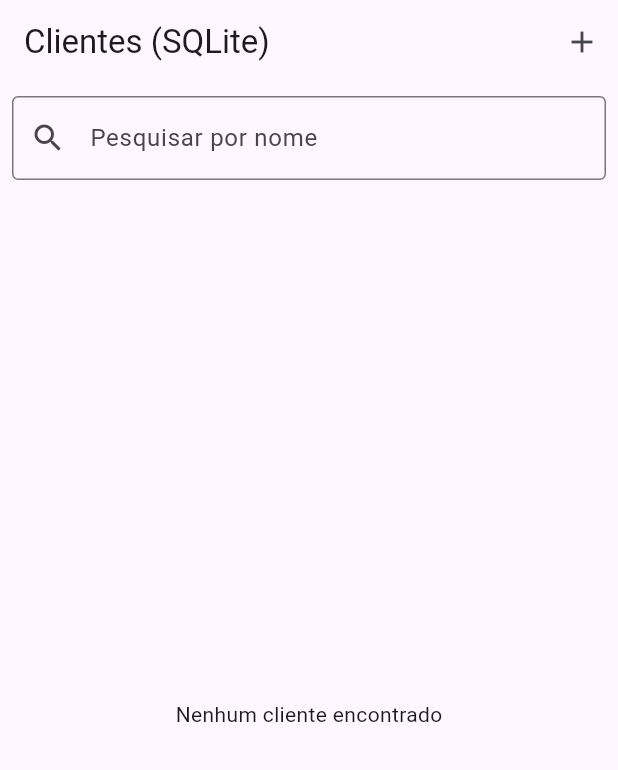
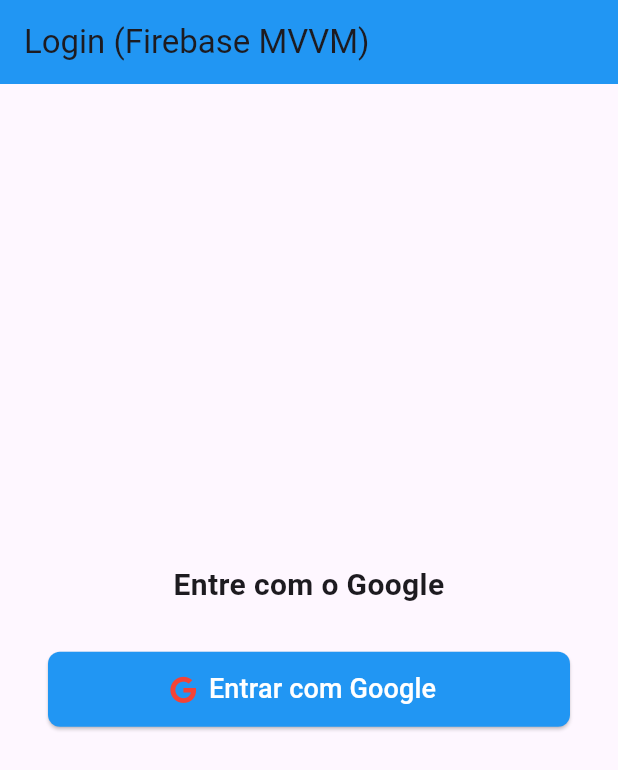
Before and after one commit to Sorgetz/trab-dispotivos-moveis, a Flutter app: the screen it shows after launch, on a phone screen of 412 x 824 dp. Shown: the top 770 px of the screen. Run offline on Flutter 3.47's test engine with Material 3 defaults, Android fonts, the phone set to English and light mode, and no system bars; our stand-ins replace cloud_firestore, firebase_auth, firebase_core, font_awesome_flutter, google_sign_in, shared_preferences and 1 more; accounts and stored records are empty.

Commit message:
add auth

```diff
--- a/lib/main.dart
+++ b/lib/main.dart
@@ -1,10 +1,11 @@
-import 'package:exdb/repository/local/local_cidade_repository.dart';
+import 'package:exdb/service/auth_service.dart';
 import 'package:exdb/view/lista_cliente.dart';
+import 'package:exdb/view/login_view.dart';
 import 'package:exdb/viewmodel/cidade_viewmodel.dart';
+import 'package:exdb/viewmodel/login_viewmodel.dart';
 import 'package:flutter/material.dart';
 import 'package:provider/provider.dart';
 import 'viewmodel/cliente_viewmodel.dart';
-import 'repository/local/local_cliente_repository.dart';
 import 'db/db_helper.dart';
 import 'package:firebase_core/firebase_core.dart';
 import 'firebase_options.dart';
@@ -13,19 +14,13 @@ Future<void> main() async {
   WidgetsFlutterBinding.ensureInitialized();
 
   await DatabaseHelper.instance.database;
-  await Firebase.initializeApp(
-    options: DefaultFirebaseOptions.currentPlatform,
-  );
+  await Firebase.initializeApp(options: DefaultFirebaseOptions.currentPlatform);
 
   runApp(
     MultiProvider(
       providers: [
-        ChangeNotifierProvider(
-          create: (_) => ClienteViewModel(),
-        ),
-        ChangeNotifierProvider(
-          create: (_) => CidadeViewModel(),
-        ),
+        ChangeNotifierProvider(create: (_) => ClienteViewModel()),
+        ChangeNotifierProvider(create: (_) => CidadeViewModel()),
       ],
       child: const MyApp(),
     ),
@@ -37,10 +32,28 @@ class MyApp extends StatelessWidget {
 
   @override
   Widget build(BuildContext context) {
-    return MaterialApp(
-      title: 'Cadastro de Clientes (MVVM + SQLite)',
-      theme: ThemeData(primarySwatch: Colors.blue),
-      home: const ListaClientesPage(),
+    return ChangeNotifierProvider(
+      create: (context) => LoginViewModel(authService: AuthService()),
+      child: MaterialApp(
+        title: 'Cadastro de Clientes (MVVM + SQLite)',
+        theme: ThemeData(primarySwatch: Colors.blue),
+        home: AuthWrapper(),
+      ),
     );
   }
 }
+
+class AuthWrapper extends StatelessWidget {
+  const AuthWrapper({super.key});
+
+  @override
+  Widget build(BuildContext context) {
+    final viewModel = context.watch<LoginViewModel>();
+
+    if (viewModel.isAuthenticated) {
+      return const ListaClientesPage();
+    } else {
+      return const LoginPage();
+    }
+  }
+}
--- /dev/null
+++ b/lib/model/user.dart
@@ -0,0 +1,14 @@
+class User {
+  String name;
+  String password;
+
+  User({required this.name, required this.password});
+
+  User.fromMap(Map<String, dynamic> map)
+    : name = map["name"],
+      password = map["password"];
+
+  Map<String, dynamic> toMap() {
+    return {"name": name, "password": password};
+  }
+}
--- /dev/null
+++ b/lib/service/auth_service.dart
@@ -0,0 +1,54 @@
+// lib/auth/auth_service.dart
+import 'package:firebase_auth/firebase_auth.dart';
+import 'package:google_sign_in/google_sign_in.dart';
+
+// 👤 Interface para o serviço de autenticação
+abstract class BaseAuthService {
+  User? get currentUser;
+  Future<UserCredential> signInWithGoogle();
+  // Você pode adicionar mais métodos aqui: signInWithEmail, signUp, signOut, etc.
+}
+
+class AuthService implements BaseAuthService {
+  final FirebaseAuth _firebaseAuth = FirebaseAuth.instance;
+  final GoogleSignIn _googleSignIn = GoogleSignIn();
+
+  @override
+  User? get currentUser => _firebaseAuth.currentUser;
+
+  @override
+  Future<UserCredential> signInWithGoogle() async {
+    try {
+      // 1. Inicia o fluxo de autenticação do Google
+      final GoogleSignInAccount? googleUser = await _googleSignIn.signIn();
+
+      if (googleUser == null) {
+        // Usuário cancelou o login
+        throw Exception('Login com Google cancelado pelo usuário.');
+      }
+
+      // 2. Obtém os detalhes de autenticação do Google
+      final GoogleSignInAuthentication googleAuth =
+          await googleUser.authentication;
+
+      // 3. Cria uma credencial do Firebase a partir do token do Google
+      final AuthCredential credential = GoogleAuthProvider.credential(
+        accessToken: googleAuth.accessToken,
+        idToken: googleAuth.idToken,
+      );
+
+      // 4. Faz login no Firebase com a credencial
+      return await _firebaseAuth.signInWithCredential(credential);
+    } on FirebaseAuthException catch (e) {
+      // Lidar com erros específicos do Firebase
+      if (e.code == 'account-exists-with-different-credential') {
+        throw Exception(
+          'Uma conta já existe com o mesmo e-mail, mas usando outro provedor.',
+        );
+      }
+      rethrow;
+    } catch (e) {
+      rethrow;
+    }
+  }
+}
--- /dev/null
+++ b/lib/view/login_view.dart
@@ -0,0 +1,79 @@
+import 'package:exdb/viewmodel/login_viewmodel.dart';
+import 'package:flutter/material.dart';
+import 'package:font_awesome_flutter/font_awesome_flutter.dart';
+import 'package:provider/provider.dart';
+
+class LoginPage extends StatelessWidget {
+  const LoginPage({super.key});
+
+  @override
+  Widget build(BuildContext context) {
+    final viewModel = context.watch<LoginViewModel>();
+
+    return Scaffold(
+      appBar: AppBar(
+        title: const Text('Login (Firebase MVVM)'),
+        backgroundColor: Colors.blue,
+      ),
+      body: Center(
+        child: SingleChildScrollView(
+          padding: const EdgeInsets.all(32.0),
+          child: Column(
+            mainAxisAlignment: MainAxisAlignment.center,
+            crossAxisAlignment: CrossAxisAlignment.stretch,
+            children: <Widget>[
+              const Text(
+                'Entre com o Google',
+                textAlign: TextAlign.center,
+                style: TextStyle(fontSize: 20, fontWeight: FontWeight.bold),
+              ),
+              const SizedBox(height: 30),
+
+              // Botão de Login com Googless
+              SizedBox(
+                height: 50,
+                child: ElevatedButton.icon(
+                  onPressed: viewModel.isLoading
+                      ? null
+                      : viewModel.signInWithGoogle,
+                  icon: viewModel.isLoading
+                      ? const SizedBox(
+                          width: 20,
+                          height: 20,
+                          child: CircularProgressIndicator(
+                            color: Colors.white,
+                            strokeWidth: 2,
+                          ),
+                        )
+                      : const Icon(FontAwesomeIcons.google, color: Colors.red),
+                  label: Text(
+                    viewModel.isLoading ? 'Carregando...' : 'Entrar com Google',
+                    style: const TextStyle(fontSize: 18),
+                  ),
+                  style: ElevatedButton.styleFrom(
+                    backgroundColor: Colors.blue,
+                    foregroundColor: Colors.white,
+                    shape: RoundedRectangleBorder(
+                      borderRadius: BorderRadius.circular(8),
+                    ),
+                  ),
+                ),
+              ),
+
+              const SizedBox(height: 20),
+              if (viewModel.errorMessage != null)
+                Text(
+                  viewModel.errorMessage!,
+                  style: const TextStyle(
+                    color: Colors.red,
+                    fontWeight: FontWeight.bold,
+                  ),
+                  textAlign: TextAlign.center,
+                ),
+            ],
+          ),
+        ),
+      ),
+    );
+  }
+}
--- /dev/null
+++ b/lib/viewmodel/login_viewmodel.dart
@@ -0,0 +1,61 @@
+import 'package:exdb/service/auth_service.dart';
+import 'package:firebase_auth/firebase_auth.dart';
+import 'package:flutter/material.dart';
+
+class LoginViewModel extends ChangeNotifier {
+  final BaseAuthService _authService;
+
+  // 📦 ESTADO
+  bool _isLoading = false;
+  String? _errorMessage;
+  User? _user; // Armazena o usuário logado
+
+  // 💡 GETTERS
+  bool get isLoading => _isLoading;
+  String? get errorMessage => _errorMessage;
+  User? get user => _user;
+  bool get isAuthenticated => _user != null;
+
+  LoginViewModel({required BaseAuthService authService})
+    : _authService = authService {
+    // Verifica o estado de login inicial (se já estiver logado)
+    _user = _authService.currentUser;
+  }
+
+  // ----------------------------------------
+  // ⚙️ AÇÕES DE AUTENTICAÇÃO
+  // ----------------------------------------
+
+  Future<void> signInWithGoogle() async {
+    _isLoading = true;
+    _errorMessage = null;
+    notifyListeners();
+
+    try {
+      final userCredential = await _authService.signInWithGoogle();
+      _user = userCredential.user;
+
+      if (_user != null) {
+        _errorMessage = null;
+        ScaffoldMessenger.of(navigatorKey.currentContext!).showSnackBar(
+          SnackBar(
+            content: Text('Bem-vindo, ${_user!.displayName ?? 'Usuário'}!'),
+          ),
+        );
+      }
+    } on Exception catch (e) {
+      _errorMessage = e.toString().replaceFirst('Exception: ', '');
+    } finally {
+      _isLoading = false;
+      notifyListeners();
+    }
+  }
+
+  void resetError() {
+    _errorMessage = null;
+    notifyListeners();
+  }
+}
+
+// Chave global para acesso ao contexto (necessário para o snackbar em VM, não é ideal, mas simplifica)
+final GlobalKey<NavigatorState> navigatorKey = GlobalKey<NavigatorState>();
```
Also changed, not shown: pubspec.yaml (+6 -4 lines), firebase.json (added), lib/firebase_options.dart (added), pubspec.lock.
